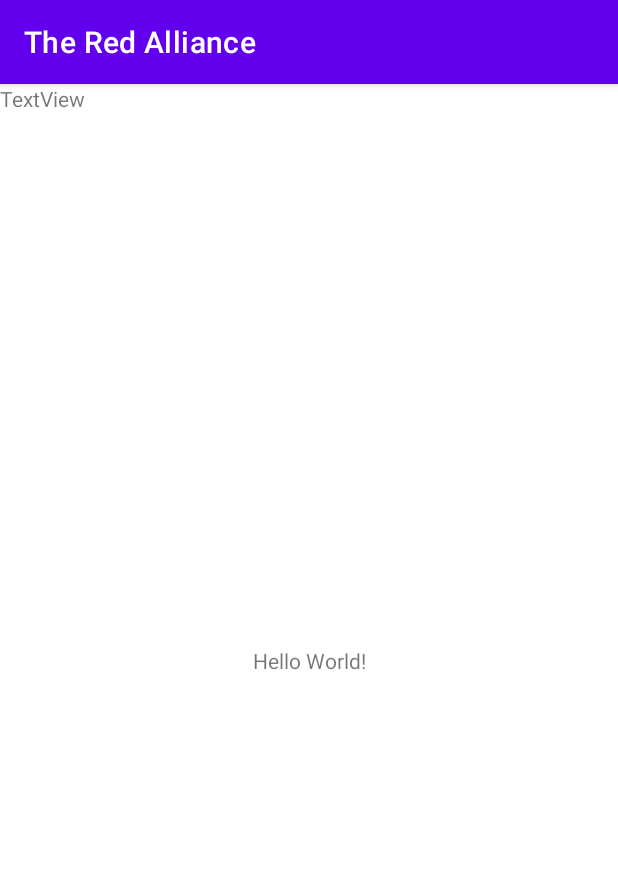
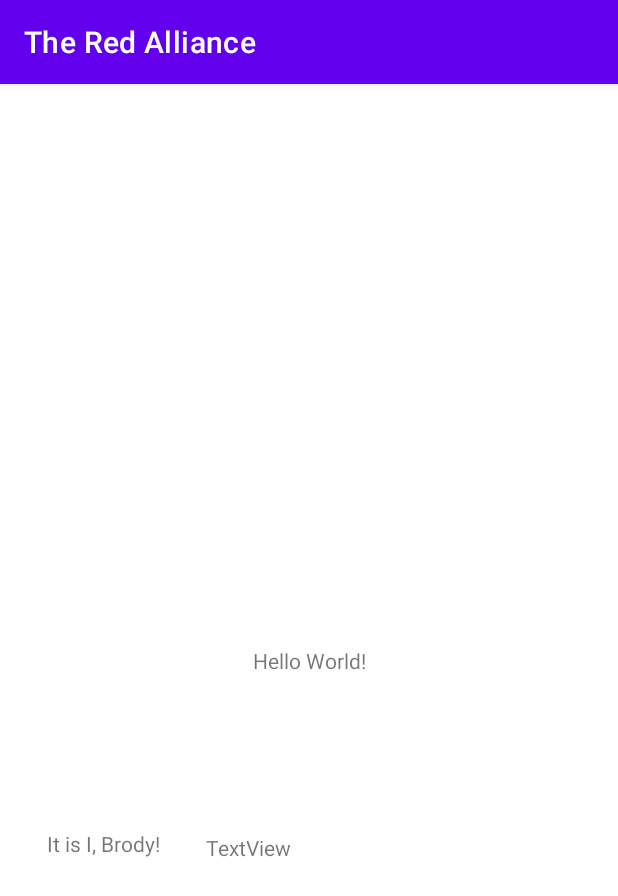
Before and after one commit to Bozo-Cake/The-Red-Alliance, an Android app: the screen it shows after launch (MainActivity), on a phone screen of 412 x 824 dp. Shown: the top 896 px of the screen. Run offline under Robolectric (Android 15) with nearby library versions, the phone set to English and light mode, and no system bars.

Commit message:
Fixed What Bradley did, and added another Text View

```diff
--- a/app/src/main/res/layout/activity_main.xml
+++ b/app/src/main/res/layout/activity_main.xml
@@ -7,6 +7,7 @@
     tools:context=".MainActivity">
 
     <TextView
+        android:id="@+id/textView3"
         android:layout_width="wrap_content"
         android:layout_height="wrap_content"
         android:text="Hello World!"
@@ -19,9 +20,25 @@
         android:id="@+id/textView"
         android:layout_width="137dp"
         android:layout_height="34dp"
+        android:layout_marginTop="96dp"
+        android:layout_marginBottom="225dp"
         android:text="TextView"
-        tools:layout_editor_absoluteX="54dp"
-        tools:layout_editor_absoluteY="471dp"
+        app:layout_constraintBottom_toBottomOf="parent"
+        app:layout_constraintEnd_toEndOf="parent"
+        app:layout_constraintStart_toStartOf="parent"
+        app:layout_constraintTop_toBottomOf="@+id/textView3"
         tools:text="@string/txtBradley" />
 
+    <TextView
+        android:id="@+id/textView2"
+        android:layout_width="wrap_content"
+        android:layout_height="wrap_content"
+        android:layout_marginTop="478dp"
+        android:layout_marginBottom="234dp"
+        android:text="@string/txtBrody"
+        app:layout_constraintBottom_toBottomOf="parent"
+        app:layout_constraintEnd_toStartOf="@+id/textView"
+        app:layout_constraintStart_toStartOf="parent"
+        app:layout_constraintTop_toTopOf="parent" />
+
 </androidx.constraintlayout.widget.ConstraintLayout>
--- a/app/src/main/res/values/strings.xml
+++ b/app/src/main/res/values/strings.xml
@@ -1,4 +1,5 @@
 <resources>
     <string name="app_name">The Red Alliance</string>
     <string name="txtBradley">Bradley Was here!</string>
+    <string name="txtBrody">It is I, Brody!</string>
 </resources>
```
